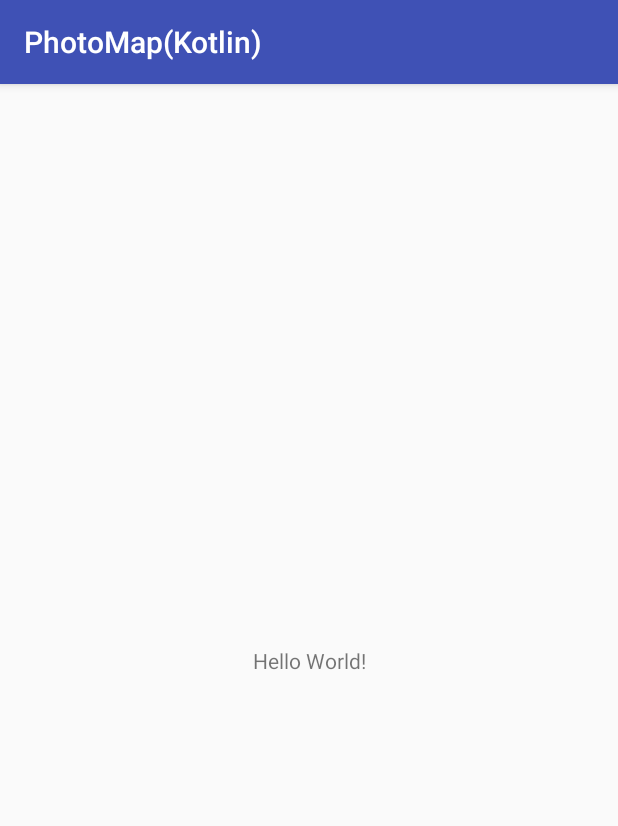
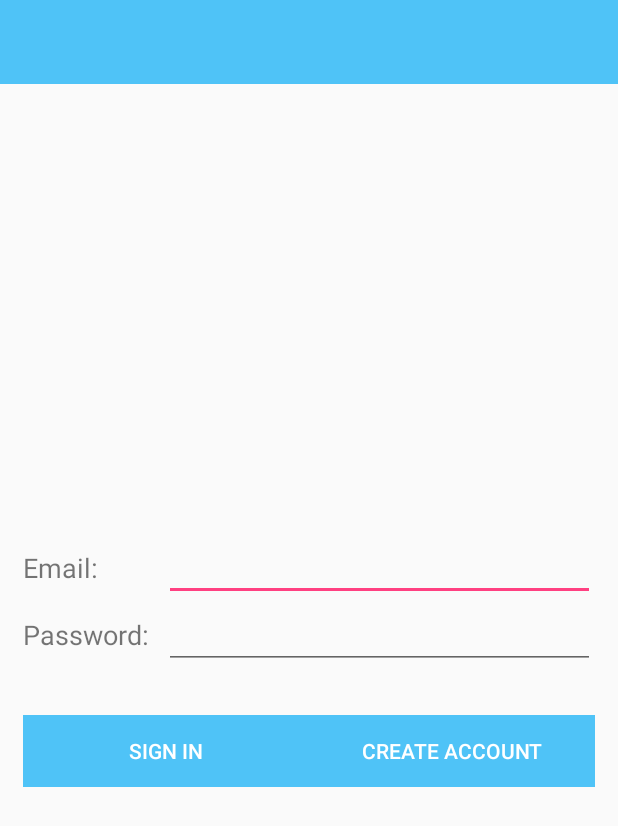
Before and after one commit to RedNone/PhotoMap, an Android app: the screen it shows after launch (MainActivity), on a phone screen of 412 x 824 dp. Shown: the top 826 px of the screen. Run offline under Robolectric (Android 15) with nearby library versions, the phone set to English and light mode, and no system bars; our stand-ins replace Firebase (no records; nobody signed in at launch, a user with empty details on screens opened directly).

Commit message:
add Login fragment

```diff
--- a/app/src/main/AndroidManifest.xml
+++ b/app/src/main/AndroidManifest.xml
@@ -9,7 +9,9 @@
         android:roundIcon="@mipmap/ic_launcher_round"
         android:supportsRtl="true"
         android:theme="@style/AppTheme" >
-        <activity android:name=".MainActivity" >
+        <activity android:name=".MainActivity"
+                  android:label="@string/app_name"
+                  android:theme="@style/AppTheme.NoActionBar">
             <intent-filter>
                 <action android:name="android.intent.action.MAIN" />
 
--- /dev/null
+++ b/app/src/main/java/com/example/mac_228/photomapkotlin/FireBaseManager.kt
@@ -0,0 +1,9 @@
+package com.example.mac_228.photomapkotlin
+
+import com.google.firebase.auth.FirebaseAuth
+
+
+object FireBaseManager {
+
+    val mFireBaseAuth: FirebaseAuth = FirebaseAuth.getInstance()
+}
--- /dev/null
+++ b/app/src/main/java/com/example/mac_228/photomapkotlin/LoginFragment.kt
@@ -0,0 +1,78 @@
+package com.example.mac_228.photomapkotlin
+
+
+import android.os.Bundle
+import android.support.design.widget.CoordinatorLayout
+import android.text.TextUtils
+import android.view.LayoutInflater
+import android.view.View
+import android.view.ViewGroup
+import android.widget.Button
+import android.widget.EditText
+
+
+class LoginFragment : BaseFragment(), View.OnClickListener {
+
+    companion object {
+        val TAG = "LoginFragment"
+    }
+
+    lateinit var mEmail: EditText
+    lateinit var mPassword: EditText
+
+    lateinit var loginButton: Button
+    lateinit var createLoginButton: Button
+
+    lateinit var mLayout: CoordinatorLayout
+
+    override fun onCreateView(inflater: LayoutInflater?, container: ViewGroup?,
+                              savedInstanceState: Bundle?): View? {
+        var view: View = inflater!!.inflate(R.layout.fragment_login, container, false)
+
+        mEmail = view.findViewById(R.id.emailEditText)
+        mPassword = view.findViewById(R.id.passwordEditText)
+
+        loginButton = view.findViewById(R.id.signInButton)
+        createLoginButton = view.findViewById(R.id.createLoginButton)
+
+        mLayout = view.findViewById(R.id.loginCoordinator)
+
+        loginButton.setOnClickListener(this)
+        createLoginButton.setOnClickListener(this)
+
+        return view
+    }
+
+
+    fun signIn(){
+        if(!validateForm( mEmail.text.toString(),mPassword.text.toString())) {
+            return
+        }
+    }
+
+    fun validateForm(email: String, password: String): Boolean{
+
+        var validateResult: Boolean = true
+
+        if(TextUtils.isEmpty(email)){
+            mEmail.setError(context.getString(R.string.validError))
+            validateResult = false
+        }
+
+        if(TextUtils.isEmpty(password)){
+            mPassword.setError(context.getString(R.string.validError))
+            validateResult = false
+        }
+
+        return validateResult
+    }
+
+
+    override fun onClick(p0: View?) {
+        when(p0!!.id){
+            R.id.signInButton -> signIn()
+            R.id.createLoginButton -> showProgressDialog()
+        }
+    }
+
+}
--- a/app/src/main/java/com/example/mac_228/photomapkotlin/MainActivity.java
+++ /dev/null
@@ -1,13 +0,0 @@
-package com.example.mac_228.photomapkotlin;
-
-import android.support.v7.app.AppCompatActivity;
-import android.os.Bundle;
-
-public class MainActivity extends AppCompatActivity {
-
-    @Override
-    protected void onCreate(Bundle savedInstanceState) {
-        super.onCreate(savedInstanceState);
-        setContentView(R.layout.activity_main);
-    }
-}
--- /dev/null
+++ b/app/src/main/java/com/example/mac_228/photomapkotlin/MainActivity.kt
@@ -0,0 +1,42 @@
+package com.example.mac_228.photomapkotlin
+
+import android.os.Bundle
+import android.support.v7.app.AppCompatActivity
+import android.util.Log
+
+class MainActivity : AppCompatActivity() {
+
+    val FRAGMENT_LOGIN = 1
+    val FRAGMENT_MAIN = 2
+
+
+    override fun onCreate(savedInstanceState: Bundle?) {
+        super.onCreate(savedInstanceState)
+        setContentView(R.layout.activity_main)
+
+
+
+        if (FireBaseManager.mFireBaseAuth.currentUser == null) {
+            changeFragment(FRAGMENT_LOGIN)
+        } else {
+            changeFragment(FRAGMENT_MAIN)
+        }
+
+    }
+
+    fun changeFragment(typeOfFragment: Int) {
+
+        val fragmentTransaction = supportFragmentManager.beginTransaction()
+
+        when (typeOfFragment) {
+            FRAGMENT_LOGIN -> {
+                if (supportFragmentManager.findFragmentByTag(LoginFragment.TAG) == null) {
+                    fragmentTransaction.replace(R.id.conteiner, LoginFragment(), LoginFragment.TAG)
+                }
+            }
+            FRAGMENT_MAIN -> Log.d("TAG", "MAINFRAGMENT")
+        }
+
+        fragmentTransaction.commit()
+    }
+}
--- a/app/src/main/res/layout/activity_main.xml
+++ b/app/src/main/res/layout/activity_main.xml
@@ -1,19 +1,36 @@
 <?xml version="1.0" encoding="utf-8"?>
-<android.support.constraint.ConstraintLayout
+<LinearLayout
     xmlns:android="http://schemas.android.com/apk/res/android"
     xmlns:tools="http://schemas.android.com/tools"
     xmlns:app="http://schemas.android.com/apk/res-auto"
     android:layout_width="match_parent"
     android:layout_height="match_parent"
+    android:orientation="vertical"
     tools:context="com.example.mac_228.photomapkotlin.MainActivity">
 
-    <TextView
-        android:layout_width="wrap_content"
-        android:layout_height="wrap_content"
-        android:text="Hello World!"
-        app:layout_constraintBottom_toBottomOf="parent"
-        app:layout_constraintLeft_toLeftOf="parent"
-        app:layout_constraintRight_toRightOf="parent"
-        app:layout_constraintTop_toTopOf="parent" />
 
-</android.support.constraint.ConstraintLayout>
+    <LinearLayout
+        android:layout_width="match_parent"
+        android:layout_height="match_parent"
+        android:orientation="vertical"
+        android:theme="@style/AppTheme.AppBarOverlay">
+
+        <android.support.v7.widget.Toolbar
+            android:id="@+id/toolbar"
+            android:layout_width="match_parent"
+            android:layout_height="?attr/actionBarSize"
+            android:background="?attr/colorPrimary"
+            app:popupTheme="@style/AppTheme.PopupOverlay" />
+
+        <LinearLayout
+            android:id="@+id/conteiner"
+            android:layout_width="match_parent"
+            android:layout_height="match_parent"
+            android:orientation="vertical">
+
+        </LinearLayout>
+
+    </LinearLayout>
+
+
+</LinearLayout>
--- /dev/null
+++ b/app/src/main/res/layout/fragment_login.xml
@@ -0,0 +1,107 @@
+    <android.support.design.widget.CoordinatorLayout
+        xmlns:android="http://schemas.android.com/apk/res/android"
+        xmlns:tools="http://schemas.android.com/tools"
+        android:layout_width="match_parent"
+        android:layout_height="match_parent"
+        android:id="@+id/loginCoordinator"
+        tools:context="com.example.mac_228.photomapkotlin.LoginFragment">
+
+
+        <ScrollView
+            android:layout_width="match_parent"
+            android:layout_height="match_parent">
+
+            <LinearLayout
+                android:id="@+id/loginLiner"
+                android:layout_width="match_parent"
+                android:layout_height="match_parent"
+                android:layout_gravity="center_vertical"
+                android:gravity="center_vertical"
+                android:orientation="vertical">
+
+                <LinearLayout
+                    android:layout_width="match_parent"
+                    android:layout_height="wrap_content"
+                    android:layout_margin="15dp"
+                    android:orientation="horizontal">
+
+                    <LinearLayout
+                        android:layout_width="wrap_content"
+                        android:layout_height="match_parent"
+                        android:gravity="center_vertical"
+                        android:orientation="vertical">
+
+                        <TextView
+                            android:id="@+id/textView"
+                            android:layout_width="match_parent"
+                            android:layout_height="wrap_content"
+                            android:text="@string/email"
+                            android:textSize="18sp"/>
+
+                        <TextView
+                            android:id="@+id/textView1"
+                            android:layout_width="match_parent"
+                            android:layout_height="wrap_content"
+                            android:layout_marginRight="10dp"
+                            android:layout_marginTop="20dp"
+                            android:text="@string/password"
+                            android:textSize="18sp"/>
+
+                    </LinearLayout>
+
+                    <LinearLayout
+                        android:layout_width="match_parent"
+                        android:layout_height="match_parent"
+                        android:orientation="vertical">
+
+                        <EditText
+                            android:id="@+id/emailEditText"
+                            android:layout_width="match_parent"
+                            android:layout_height="wrap_content"
+
+                            android:layout_weight="1"
+                            android:inputType="textEmailAddress"/>
+
+                        <EditText
+                            android:id="@+id/passwordEditText"
+                            android:layout_width="match_parent"
+                            android:layout_height="wrap_content"
+                            android:layout_weight="1"
+
+                            android:inputType="textPassword"/>
+
+
+                    </LinearLayout>
+
+                </LinearLayout>
+
+                <LinearLayout
+                    android:layout_width="match_parent"
+                    android:layout_height="wrap_content"
+                    android:layout_margin="15dp"
+                    android:orientation="horizontal">
+
+
+                    <Button
+                        android:id="@+id/signInButton"
+                        android:layout_width="0dp"
+                        android:layout_height="wrap_content"
+                        android:layout_weight="1"
+                        android:background="@color/colorButtons"
+                        android:text="@string/loginButton"
+                        android:textColor="@color/colorText"/>
+
+                    <Button
+                        android:id="@+id/createLoginButton"
+                        android:layout_width="0dp"
+                        android:layout_height="wrap_content"
+                        android:layout_weight="1"
+                        android:background="@color/colorButtons"
+                        android:text="@string/createAccButton"
+                        android:textColor="@color/colorText"/>
+                </LinearLayout>
+
+            </LinearLayout>
+        </ScrollView>
+
+    </android.support.design.widget.CoordinatorLayout>
--- /dev/null
+++ b/app/src/main/res/values-v21/styles.xml
@@ -0,0 +1,33 @@
+<resources>
+
+    <!-- Base application theme. -->
+    <style name="AppTheme" parent="Theme.AppCompat.Light">
+        <!-- Customize your theme here. -->
+        <item name="colorPrimary">@color/colorPrimary</item>
+        <item name="colorPrimaryDark">@color/colorPrimaryDark</item>
+        <item name="colorAccent">@color/colorAccent</item>
+    </style>
+
+    <style name="Transparent" parent="AppTheme">
+        <item name="colorPrimary">@android:color/transparent</item>
+        <item name="windowNoTitle">true</item>
+    </style>
+
+
+    <style name="AppTheme.NoActionBar">
+        <item name="windowActionBar">false</item>
+        <item name="windowNoTitle">true</item>
+    </style>
+
+    <style name="AppTheme.AppBarOverlay" parent="ThemeOverlay.AppCompat.Dark.ActionBar" />
+
+    <style name="AppTheme.PopupOverlay" parent="ThemeOverlay.AppCompat.Light" />
+
+    <style name="floating_action_button">
+        <item name="android:layout_marginTop">10dp</item>
+        <item name="android:layout_marginRight">10dp</item>
+        <item name="android:layout_marginBottom">10dp</item>
+
+    </style>
+
+</resources>
--- a/build.gradle
+++ b/build.gradle
@@ -1,14 +1,17 @@
 // Top-level build file where you can add configuration options common to all sub-projects/modules.
 
 buildscript {
+    ext.kotlin_version = '1.1.3-2'
     repositories {
         jcenter()
     }
     dependencies {
         classpath 'com.android.tools.build:gradle:2.3.3'
+        classpath "org.jetbrains.kotlin:kotlin-gradle-plugin:$kotlin_version"
 
         // NOTE: Do not place your application dependencies here; they belong
         // in the individual module build.gradle files
+        classpath 'com.google.gms:google-services:3.0.0'
     }
 }
 
```
Also changed, not shown: app/build.gradle (+13 -1 lines), app/src/main/java/com/example/mac_228/photomapkotlin/BaseFragment.kt (added, +29 -0 lines), app/src/main/res/values/colors.xml (+24 -1 lines), app/src/main/res/values/strings.xml (+43 -0 lines), app/src/main/res/values/styles.xml (+42 -1 lines), 1 other file.
